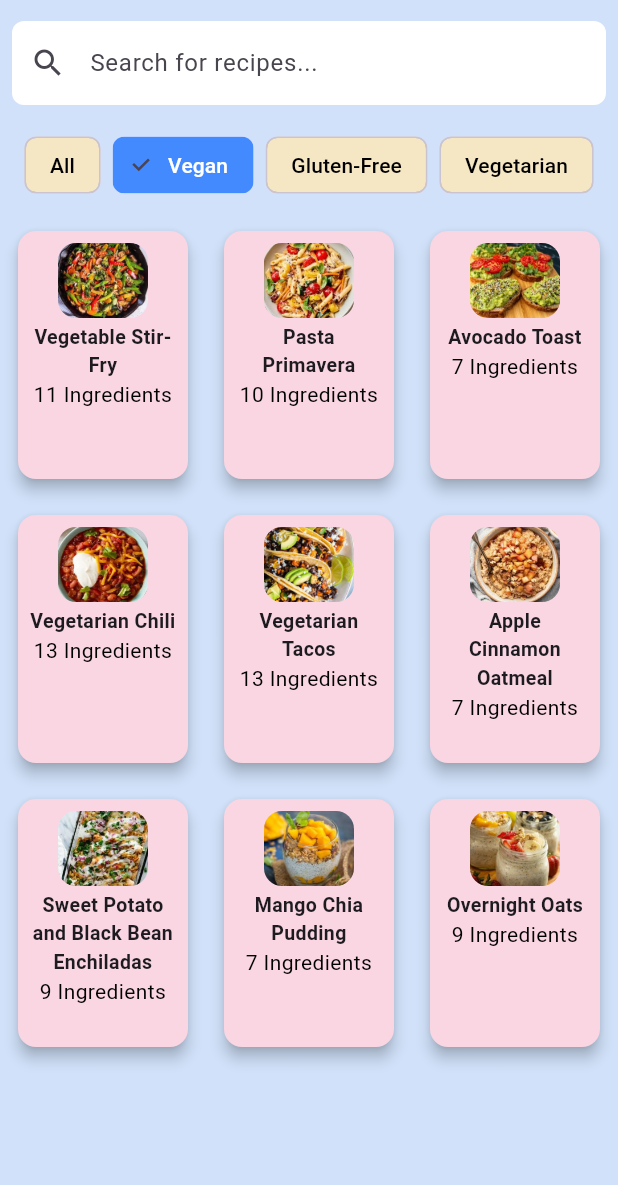
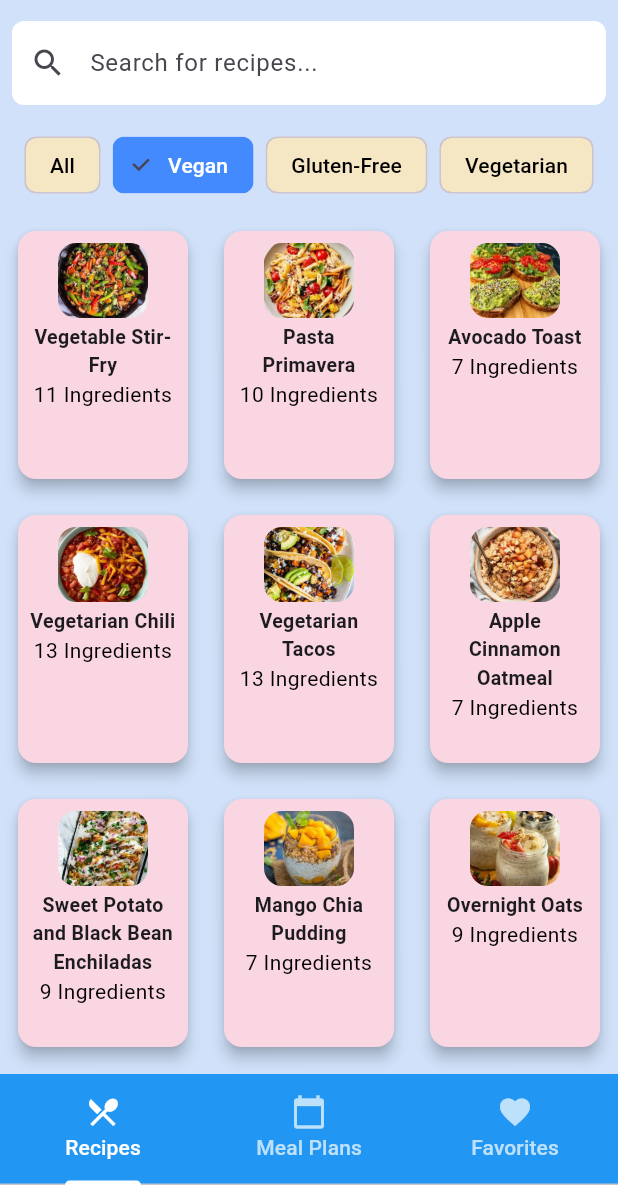
Before and after one commit to FaithNnakwe/Recipe-and-Meal-Planning-App, a Flutter app: the screen it shows after launch, after a tap on "Vegan", on a phone screen of 412 x 824 dp, the part 51-1236 px from its top. Run offline on Flutter 3.47's test engine with Material 3 defaults, Android fonts, the phone set to English and light mode, and no system bars.

Commit message:
Added Navigation tabs and added dispose function to search

```diff
--- a/lib/main.dart
+++ b/lib/main.dart
@@ -1,6 +1,7 @@
 import 'package:flutter/material.dart';
+
+import 'detail.dart';
 import 'recipe.dart';
-import 'detail.dart';
 
 void main() {
   runApp(RecipeApp());
@@ -15,7 +16,80 @@ class RecipeApp extends StatelessWidget {
         primarySwatch: Colors.blue,
         visualDensity: VisualDensity.adaptivePlatformDensity,
       ),
-      home: RecipeList(),
+      home: DefaultTabController(length: 3, child: HomeScreen()),
+    );
+  }
+}
+
+class HomeScreen extends StatefulWidget {
+  @override
+  _HomeScreenState createState() => _HomeScreenState();
+}
+
+class _HomeScreenState extends State<HomeScreen>
+    with SingleTickerProviderStateMixin, RestorationMixin {
+  late TabController _tabController;
+  final RestorableInt tabIndex = RestorableInt(0);
+
+  @override
+  String get restorationId => 'recipe_tabs';
+
+  @override
+  void restoreState(RestorationBucket? oldBucket, bool initialRestore) {
+    registerForRestoration(tabIndex, 'tab_index');
+    if (_tabController.index != tabIndex.value) {
+      setState(() {
+        _tabController.index = tabIndex.value;
+      });
+    }
+  }
+
+  @override
+  void initState() {
+    super.initState();
+    _tabController = TabController(initialIndex: 0, length: 3, vsync: this);
+    _tabController.addListener(() {
+      if (!_tabController.indexIsChanging) {
+        return; // Prevents unnecessary rebuilds
+      }
+      setState(() {
+        tabIndex.value = _tabController.index;
+      });
+    });
+  }
+
+  @override
+  void dispose() {
+    _tabController.dispose();
+    tabIndex.dispose();
+    super.dispose();
+  }
+
+  @override
+  Widget build(BuildContext context) {
+    return Scaffold(
+      body: TabBarView(
+        controller: _tabController,
+        children: [
+          RecipeList(),
+          Center(child: Text('Meal Plans Placeholder')),
+          Center(child: Text('Favorites Placeholder')),
+        ],
+      ),
+      bottomNavigationBar: Container(
+        color: Colors.blue,
+        child: TabBar(
+          controller: _tabController,
+          labelColor: Colors.white,
+          unselectedLabelColor: Colors.white70,
+          indicatorColor: Colors.white,
+          tabs: [
+            Tab(icon: Icon(Icons.restaurant_menu), text: 'Recipes'),
+            Tab(icon: Icon(Icons.calendar_today), text: 'Meal Plans'),
+            Tab(icon: Icon(Icons.favorite), text: 'Favorites'),
+          ],
+        ),
+      ),
     );
   }
 }
@@ -26,36 +100,48 @@ class RecipeList extends StatefulWidget {
 }
 
 class _RecipeListState extends State<RecipeList> {
-  // Sample recipe list
   List<Recipe> myRecipes = recipes;
-
   List<String> filters = ['All', 'Vegan', 'Gluten-Free', 'Vegetarian'];
   String selectedFilter = 'All';
-
-  // Search functionality
   TextEditingController searchController = TextEditingController();
   String searchQuery = '';
+
+  @override
+  void dispose() {
+    searchController.dispose();
+    super.dispose();
+  }
 
   @override
   Widget build(BuildContext context) {
     var filteredRecipes = recipes;
 
-    // Filter recipes based on selected filter
-    // Apply multiple filters
-if (selectedFilter == 'Vegan') {
-    filteredRecipes = recipes.where((recipe) => recipe.isVegan).toList();
-  } else if (selectedFilter == 'Gluten-Free') {
-    filteredRecipes = recipes.where((recipe) => recipe.isGlutenFree).toList();
-  } else if (selectedFilter == 'Vegetarian') {
-    filteredRecipes = recipes.where((recipe) => recipe.isVegetarian).toList();
+    if (selectedFilter != 'All') {
+      filteredRecipes =
+          recipes.where((recipe) {
+            switch (selectedFilter) {
+              case 'Vegan':
+                return recipe.isVegan;
+              case 'Gluten-Free':
+                return recipe.isGlutenFree;
+              case 'Vegetarian':
+                return recipe.isVegetarian;
+              default:
+                return true;
+            }
+          }).toList();
     }
 
-  // Apply search filter by recipe name
     if (searchQuery.isNotEmpty) {
-      filteredRecipes = filteredRecipes.where((recipe) =>
-          recipe.name.toLowerCase().contains(searchQuery.toLowerCase())).toList();
+      filteredRecipes =
+          filteredRecipes
+              .where(
+                (recipe) => recipe.name.toLowerCase().contains(
+                  searchQuery.toLowerCase(),
+                ),
+              )
+              .toList();
     }
-
 
     return Scaffold(
       backgroundColor: Color(0xFFD0E1F9),
@@ -88,38 +174,45 @@ if (selectedFilter == 'Vegan') {
           ),
         ),
       ),
-  body: Column(
+      body: SingleChildScrollView(
+        child: Column(
           children: [
             Padding(
               padding: EdgeInsets.all(8.0),
               child: Wrap(
                 spacing: 8.0,
-          children: filters.map((String filter) {
+                children:
+                    filters.map((String filter) {
                       return FilterChip(
-              label: Text(filter,),
+                        label: Text(filter),
                         selected: selectedFilter == filter,
                         onSelected: (bool selected) {
                           setState(() {
-                    selectedFilter = selected ? filter : 'All'; // Update selected filter
+                            selectedFilter = selected ? filter : 'All';
                           });
                         },
                         selectedColor: Colors.blueAccent,
                         backgroundColor: Color(0xFFF5E6C4),
                         labelStyle: TextStyle(
-                color: selectedFilter == filter ? Colors.white : Colors.black,
+                          color:
+                              selectedFilter == filter
+                                  ? Colors.white
+                                  : Colors.black,
                         ),
                       );
                     }).toList(),
               ),
             ),
-      Expanded(
-        child: GridView.builder(
+            GridView.builder(
+              shrinkWrap: true,
+              physics:
+                  NeverScrollableScrollPhysics(), // Prevents nested scrolling
               padding: EdgeInsets.all(8.0),
               gridDelegate: SliverGridDelegateWithFixedCrossAxisCount(
-            crossAxisCount: 3, // Number of columns
+                crossAxisCount: 3,
                 crossAxisSpacing: 16,
                 mainAxisSpacing: 16,
-            childAspectRatio: 0.7, // Adjust height of grid items
+                childAspectRatio: 0.7,
               ),
               itemCount: filteredRecipes.length,
               itemBuilder: (context, index) {
@@ -156,7 +249,10 @@ if (selectedFilter == 'Vegan') {
                           const SizedBox(height: 3),
                           Text(
                             recipe.name,
-                        style: TextStyle(fontSize: 13, fontWeight: FontWeight.bold),
+                            style: TextStyle(
+                              fontSize: 13,
+                              fontWeight: FontWeight.bold,
+                            ),
                             textAlign: TextAlign.center,
                           ),
                           Text(
@@ -164,7 +260,7 @@ if (selectedFilter == 'Vegan') {
                             style: TextStyle(fontSize: 14, color: Colors.black),
                             textAlign: TextAlign.center,
                           ),
-                      const SizedBox(height: 7)
+                          const SizedBox(height: 7),
                         ],
                       ),
                     ),
@@ -172,8 +268,8 @@ if (selectedFilter == 'Vegan') {
                 );
               },
             ),
+          ],
         ),
-    ],
       ),
     );
   }
```
Lines whose indentation alone changed are shown as unchanged.
